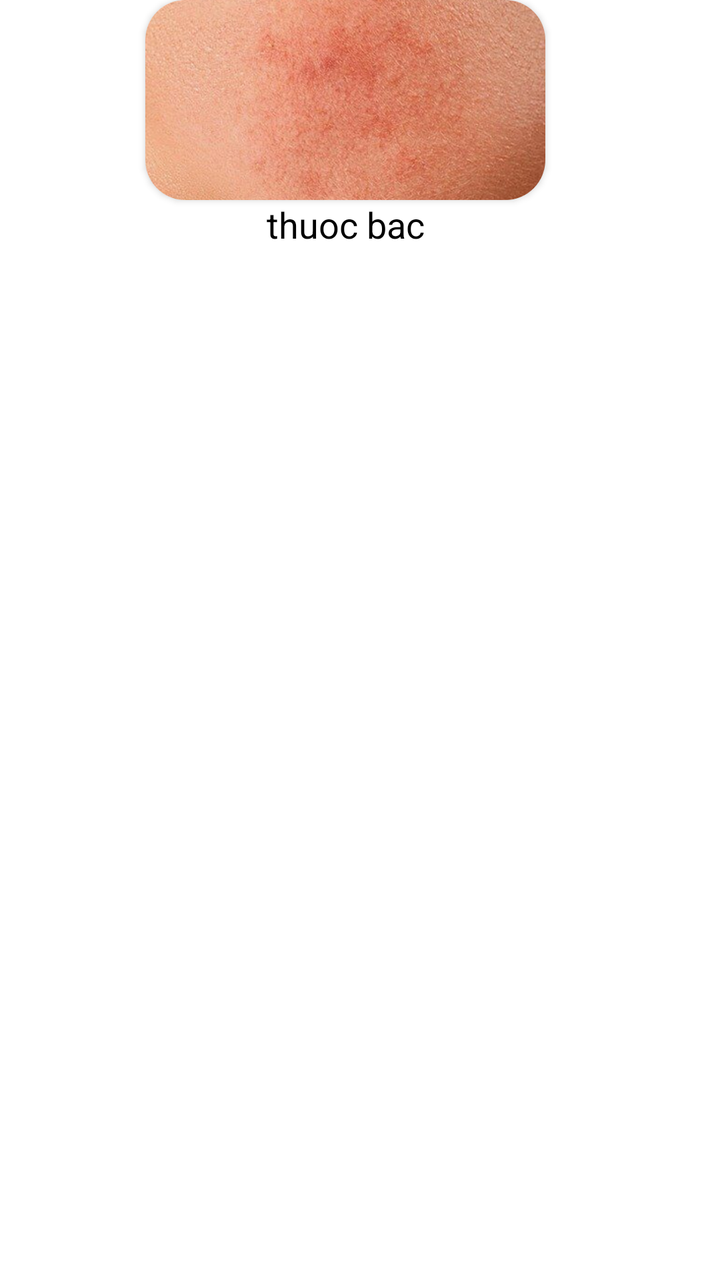
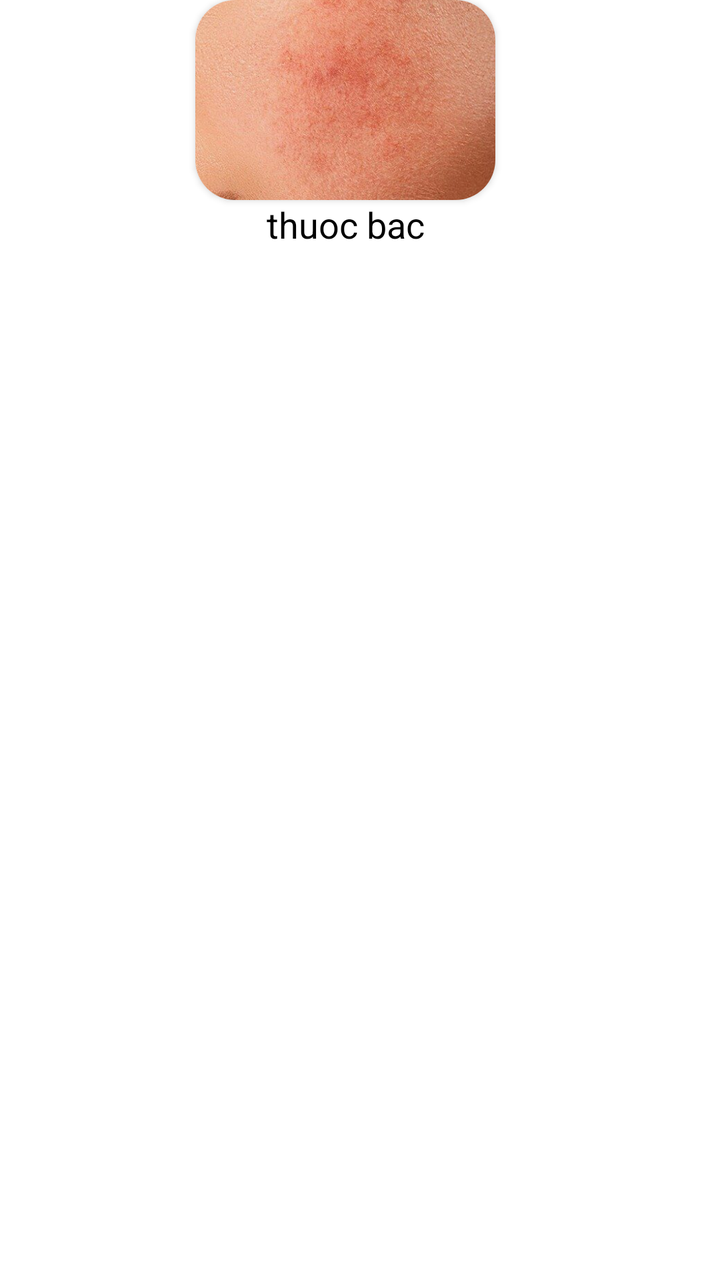

The first picture is an Android layout as it rendered before a commit; the second is the same layout after the commit. The layout source and the unified diff follow.
<!-- AndroidManifest.xml: application theme Theme.NoStatusBar -->
<!-- res/layout/item_medicine.xml -->
<?xml version="1.0" encoding="utf-8"?>
<androidx.constraintlayout.widget.ConstraintLayout xmlns:android="http://schemas.android.com/apk/res/android"
    xmlns:app="http://schemas.android.com/apk/res-auto"
    android:layout_width="wrap_content"
    android:layout_height="wrap_content">

    <androidx.cardview.widget.CardView
        android:id="@+id/cv"
        android:layout_width="wrap_content"
        android:layout_height="wrap_content"
        android:layout_marginEnd="15dp"
        app:cardCornerRadius="20dp"
        app:layout_constraintEnd_toEndOf="parent"
        app:layout_constraintStart_toStartOf="parent"
        app:layout_constraintTop_toTopOf="parent">

        <androidx.appcompat.widget.AppCompatImageView
            android:id="@+id/imv"
            android:layout_width="200dp"
            android:layout_height="100dp"
            android:scaleType="centerCrop"
            android:src="@drawable/bg_take" />
    </androidx.cardview.widget.CardView>

    <TextView
        android:id="@+id/tv_name"
        android:layout_width="wrap_content"
        android:layout_height="wrap_content"
        android:text="thuoc bac"
        android:textColor="@color/black"
        android:textSize="18sp"
        app:layout_constraintEnd_toEndOf="@+id/cv"
        app:layout_constraintStart_toStartOf="@+id/cv"
        app:layout_constraintTop_toBottomOf="@+id/cv" />

</androidx.constraintlayout.widget.ConstraintLayout>
<!-- resources referenced by this layout -->
<resources>
  <color name="black">#FF000000</color>
  <!-- drawable bg_take: png bitmap (drawable, 723810 bytes) -->
  <style name="Theme.NoStatusBar" parent="Theme.AppCompat.Light.NoActionBar">
          <item name="android:windowFullscreen">false</item>
          <item name="android:statusBarColor">@color/white</item>
          <item name="android:windowLightStatusBar">true</item> 
          <item name="android:windowBackground">@color/white</item>
      </style>
  <color name="white">#FFFFFFFF</color>
</resources>

<!-- the commit's change to res/layout/item_medicine.xml (unified diff, before → after) -->
@@ -16,7 +16,7 @@
 
         <androidx.appcompat.widget.AppCompatImageView
             android:id="@+id/imv"
-            android:layout_width="200dp"
+            android:layout_width="150dp"
             android:layout_height="100dp"
             android:scaleType="centerCrop"
             android:src="@drawable/bg_take" />
